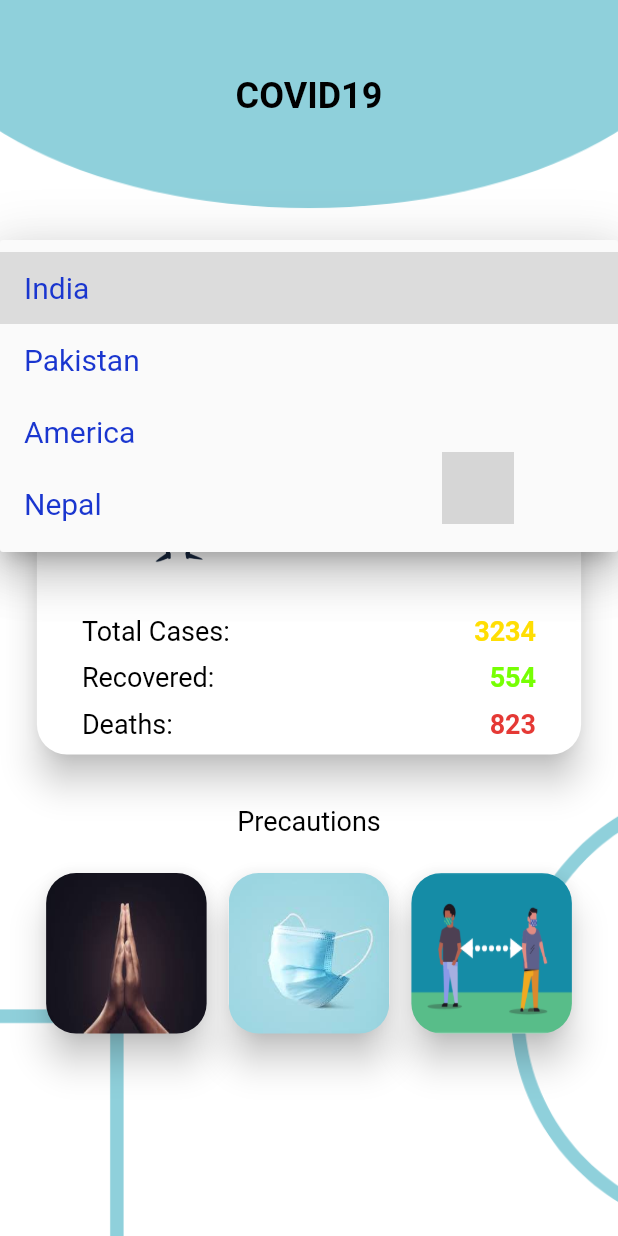
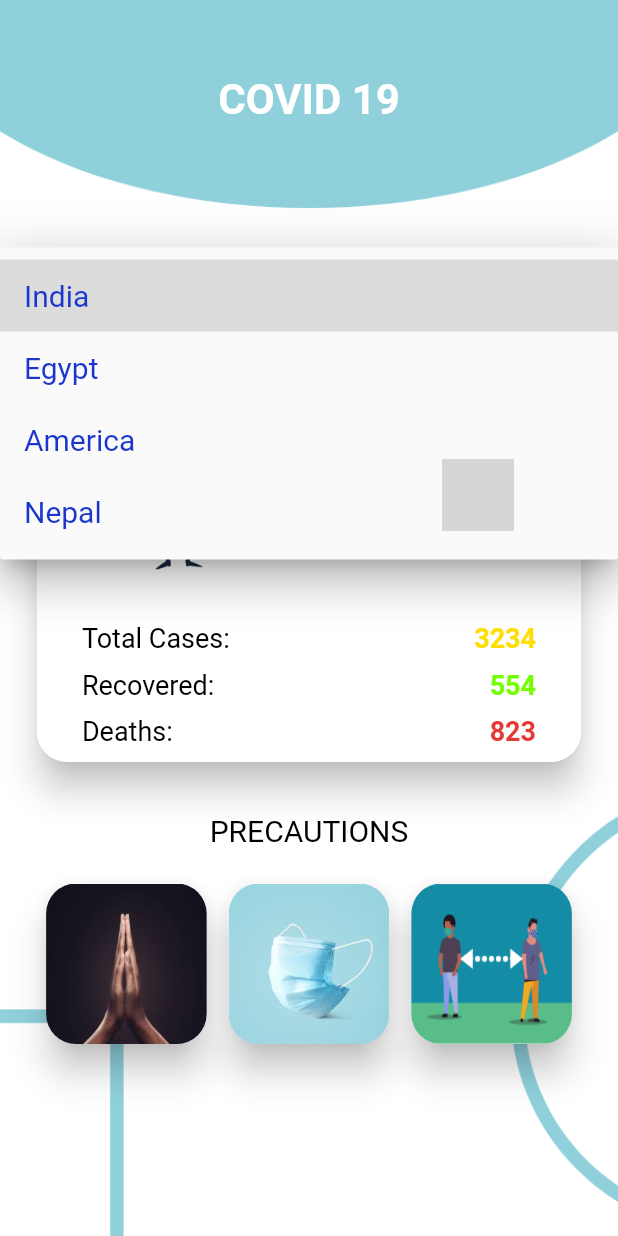
Before and after one commit to himanshudhiman1997/Flutter-Apps-Library, a Flutter app: the screen it shows after launch, after a tap on "India", on a phone screen of 412 x 824 dp. Run offline on Flutter 3.47's test engine with Material 2 defaults, Android fonts, the light colour scheme and no system bars; our stand-ins replace local_auth; missing offline and left inert: flutter_circular_chart, flutter_statusbarcolor; grey boxes are pictures that could not be loaded.

Commit message:
heading updated

```diff
--- a/covid_app/lib/home.dart
+++ b/covid_app/lib/home.dart
@@ -1,6 +1,6 @@
 import 'package:flutter/material.dart';
 import 'package:flutter_circular_chart/flutter_circular_chart.dart';
-import 'package:neumorphic/neumorphic.dart';
+import 'package:flutter_statusbarcolor/flutter_statusbarcolor.dart';
 
 class Home extends StatefulWidget {
   @override
@@ -27,6 +27,9 @@ class _HomeState extends State<Home> {
     Color yellowTextColor = Color(0XFFFFDE03);
     Size screenSize = MediaQuery.of(context).size;
     const darkBlue = Color(0XFF1A36CF);
+
+
+    FlutterStatusbarcolor.setStatusBarColor(Color(0xFF8fd0db));
     return Scaffold(
         body: SafeArea(
       child: Container(
@@ -37,46 +40,14 @@ class _HomeState extends State<Home> {
         child: Center(
           child: Column(
             children: <Widget>[
-              // Padding(
-              //   padding: EdgeInsets.symmetric(vertical: 20, horizontal: 20),
-              //   child: NeuCard(
-              //     bevel: 5,
-              //     color: darkBlue,
-              //     width: screenSize.width,
-              //     height: screenSize.height * 0.2,
-              //     curveType: CurveType.flat,
-              //     child: Image(
-              //       image: AssetImage(
-              //         'assets/images/corona_back.png',
-              //       ),
-              //       fit: BoxFit.cover,
-              //     ),
-              //   ),
-              // ),
-              // Padding(
-              //   padding: EdgeInsets.symmetric(vertical: 10, horizontal: 20),
-              //   child: Text(
-              //     'Global Status',
-              //     style: TextStyle(
-              //         fontSize: 20,
-              //         fontWeight: FontWeight.bold,
-              //         color: darkBlue),
-              //   ),
-              // ),
-              // Padding(
-              //   padding: EdgeInsets.symmetric(vertical: 10, horizontal: 20),
-              //   child: NeuTextField(
-              //     decoration: InputDecoration(
-              //       labelText: 'Enter the country name',
-              //       border: OutlineInputBorder(),
-              //     ),
-              //   ),
-              // ),
               Padding(
                 padding: EdgeInsets.only(top: 50),
                 child: Text(
-                  'COVID19',
-                  style: TextStyle(color: Colors.black, fontWeight: FontWeight.bold, fontSize: 24),
+                  'COVID 19',
+                  style: TextStyle(
+                      color: Colors.white,
+                      fontWeight: FontWeight.bold,
+                      fontSize: 28),
                 ),
               ),
               Padding(
@@ -101,7 +72,7 @@ class _HomeState extends State<Home> {
                         dropdownValue = newValue;
                       });
                     },
-                    items: <String>['India', 'Pakistan', 'America', 'Nepal']
+                    items: <String>['India', 'Egypt', 'America', 'Nepal']
                         .map<DropdownMenuItem<String>>((String value) {
                       return DropdownMenuItem<String>(
                         value: value,
@@ -221,8 +192,8 @@ class _HomeState extends State<Home> {
                     Padding(
                       padding: EdgeInsets.only(top: 10, bottom: 20),
                       child: Text(
-                        'Precautions',
-                        style: TextStyle(color: Colors.black, fontSize: 18),
+                        'PRECAUTIONS',
+                        style: TextStyle(color: Colors.black, fontSize: 20),
                       ),
                     ),
                     Row(
@@ -279,69 +250,6 @@ class _HomeState extends State<Home> {
                   ],
                 ),
               )
-              // Padding(
-              //     padding: EdgeInsets.symmetric(vertical: 10, horizontal: 10),
-              //     child: Row(
-              //       children: <Widget>[
-              //         Padding(
-              //           padding: EdgeInsets.only(right: 10),
-              //           child: NeuCard(
-              //             child: Center(
-              //                 child: Text(
-              //               '99999',
-              //               style: TextStyle(
-              //                   color: Colors.white,
-              //                   fontWeight: FontWeight.bold),
-              //             )),
-              //             curveType: CurveType.flat,
-              //             bevel: 2,
-              //             decoration: NeumorphicDecoration(
-              //                 borderRadius: BorderRadius.circular(8),
-              //                 color: Colors.yellow),
-              //             height: 100,
-              //             width: 100,
-              //           ),
-              //         ),
-              //         Padding(
-              //           padding: EdgeInsets.only(right: 10),
-              //           child: NeuCard(
-              //             child: Center(
-              //                 child: Text(
-              //               '99999',
-              //               style: TextStyle(
-              //                   color: Colors.white,
-              //                   fontWeight: FontWeight.bold),
-              //             )),
-              //             curveType: CurveType.flat,
-              //             bevel: 2,
-              //             decoration: NeumorphicDecoration(
-              //                 borderRadius: BorderRadius.circular(8),
-              //                 color: Colors.red),
-              //             height: 100,
-              //             width: 100,
-              //           ),
-              //         ),
-              //         Padding(
-              //           padding: EdgeInsets.only(right: 0),
-              //           child: NeuCard(
-              //             child: Center(
-              //                 child: Text(
-              //               '99999',
-              //               style: TextStyle(
-              //                   color: Colors.white,
-              //                   fontWeight: FontWeight.bold),
-              //             )),
-              //             curveType: CurveType.flat,
-              //             bevel: 2,
-              //             decoration: NeumorphicDecoration(
-              //                 borderRadius: BorderRadius.circular(8),
-              //                 color: Colors.green),
-              //             height: 100,
-              //             width: 100,
-              //           ),
-              //         )
-              //       ],
-              //     )),
             ],
           ),
         ),
--- a/covid_app/lib/main.dart
+++ b/covid_app/lib/main.dart
@@ -1,5 +1,7 @@
 import 'package:covid_app/home.dart';
 import 'package:flutter/material.dart';
+import 'package:flutter/services.dart';
+import 'package:flutter_statusbarcolor/flutter_statusbarcolor.dart';
 
 void main() {
   runApp(MyApp());
--- a/covid_app/pubspec.yaml
+++ b/covid_app/pubspec.yaml
@@ -28,8 +28,8 @@ dependencies:
   # The following adds the Cupertino Icons font to your application.
   # Use with the CupertinoIcons class for iOS style icons.
   cupertino_icons: ^0.1.3
-  neumorphic: ^0.3.2
   flutter_circular_chart: ^0.1.0
+  flutter_statusbarcolor: ^0.2.3
 
 dev_dependencies:
   flutter_test:
```
Also changed, not shown: covid_app/pubspec.lock, 6 other files.
